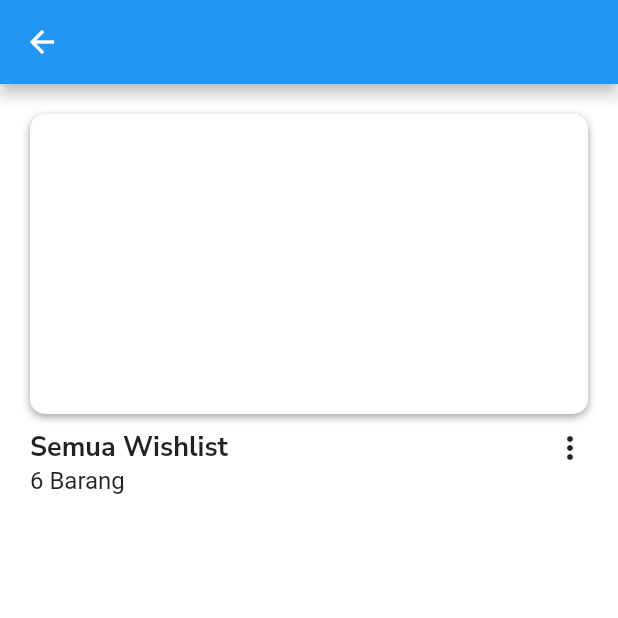
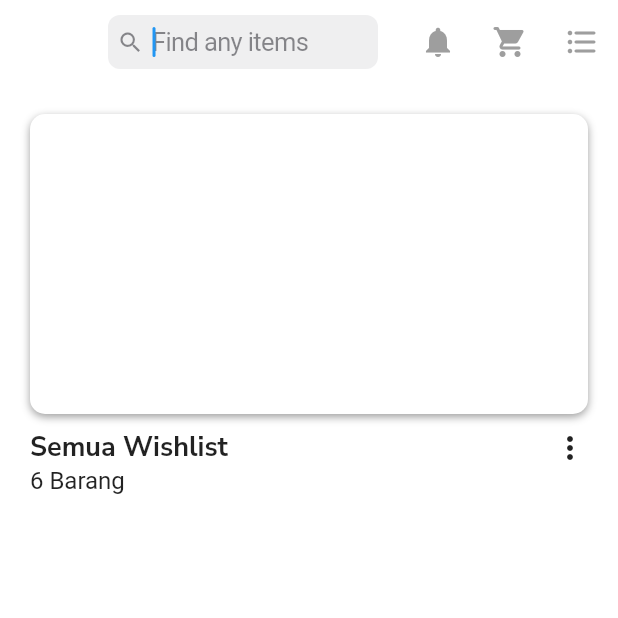
Before and after one commit to Myrlyon/flutter_app_project, a Flutter app: the WishlistPage screen opened directly, on a phone screen of 412 x 824 dp, the top half of it. Run offline on Flutter 3.47's test engine with Material 2 defaults, Android fonts, the phone set to English and light mode, and no system bars; our stand-ins replace carousel_slider, get, google_fonts, shared_preferences; accounts and stored records are empty.

Commit message:
fix:[ME] appbar fix

```diff
--- a/lib/apps/modules/OfficialPage/OfficialPage.dart
+++ b/lib/apps/modules/OfficialPage/OfficialPage.dart
@@ -1,4 +1,5 @@
 import 'package:flutter/material.dart';
+import 'package:flutter_app_project/apps/modules/widgets/MainAppBar.dart';
 
 class OfficialPage extends StatefulWidget {
   const OfficialPage({super.key});
@@ -11,7 +12,7 @@ class _OfficialPageState extends State<OfficialPage> {
   @override
   Widget build(BuildContext context) {
     return Scaffold(
-      appBar: AppBar(),
+      appBar: AppBar(flexibleSpace: MainAppBar(context), elevation: 0),
       body: SingleChildScrollView(
         child: Container(
           child: Column(
--- a/lib/apps/modules/WishlistPage/WishlistPage.dart
+++ b/lib/apps/modules/WishlistPage/WishlistPage.dart
@@ -1,4 +1,5 @@
 import 'package:flutter/material.dart';
+import 'package:flutter_app_project/apps/modules/widgets/MainAppBar.dart';
 import 'package:google_fonts/google_fonts.dart';
 
 class WishlistPage extends StatefulWidget {
@@ -12,8 +13,7 @@ class _WishlistPageState extends State<WishlistPage> {
   @override
   Widget build(BuildContext context) {
     return Scaffold(
-      appBar: AppBar(),
-      bottomNavigationBar: null,
+      appBar: AppBar(flexibleSpace: MainAppBar(context), elevation: 0),
       body: SingleChildScrollView(
         child: Container(
           margin: EdgeInsets.all(20),
--- /dev/null
+++ b/lib/apps/modules/widgets/MainAppBar.dart
@@ -0,0 +1,47 @@
+import 'package:flutter/cupertino.dart';
+import 'package:flutter/material.dart';
+
+Widget MainAppBar(context) {
+  return AppBar(
+    title: const CupertinoSearchTextField(
+      borderRadius: BorderRadius.all(Radius.circular(8)),
+      autofocus: true,
+      prefixIcon: Icon(
+        Icons.search,
+        size: 18,
+      ),
+      placeholder: "Find any items",
+    ),
+    backgroundColor: Colors.white,
+    elevation: 0,
+    actions: [
+      IconButton(
+        icon: const Icon(
+          Icons.notifications,
+          color: Colors.grey,
+        ),
+        onPressed: () {
+          Navigator.pop(context);
+        },
+      ),
+      IconButton(
+        icon: const Icon(
+          Icons.shopping_cart_rounded,
+          color: Colors.grey,
+        ),
+        onPressed: () {
+          Navigator.pop(context);
+        },
+      ),
+      IconButton(
+        icon: const Icon(
+          Icons.format_list_bulleted_rounded,
+          color: Colors.grey,
+        ),
+        onPressed: () {
+          Navigator.pop(context);
+        },
+      ),
+    ],
+  );
+}
```
Also changed, not shown: lib/apps/modules/HomePage/HomePage.dart (+2 -42 lines).
